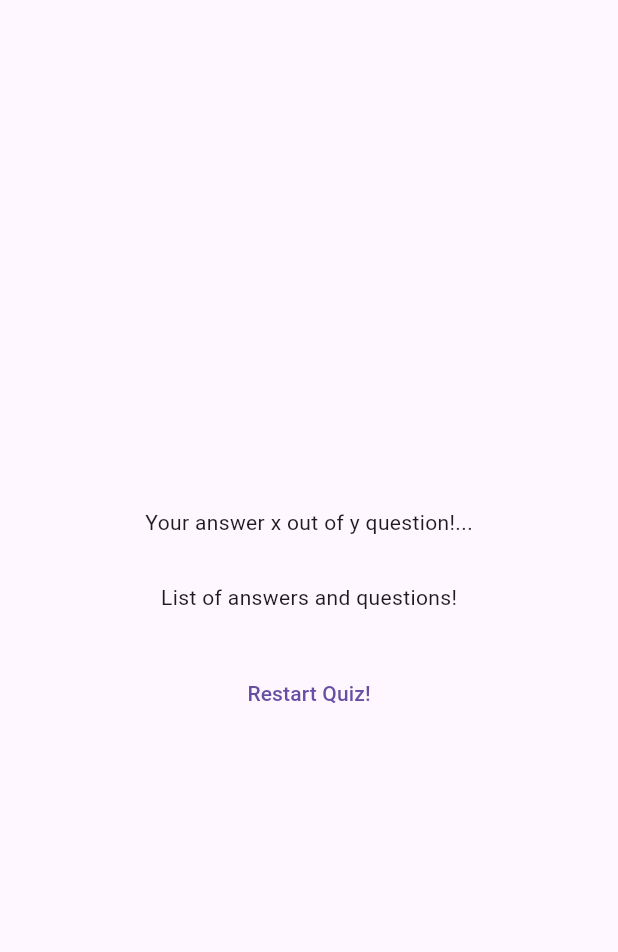
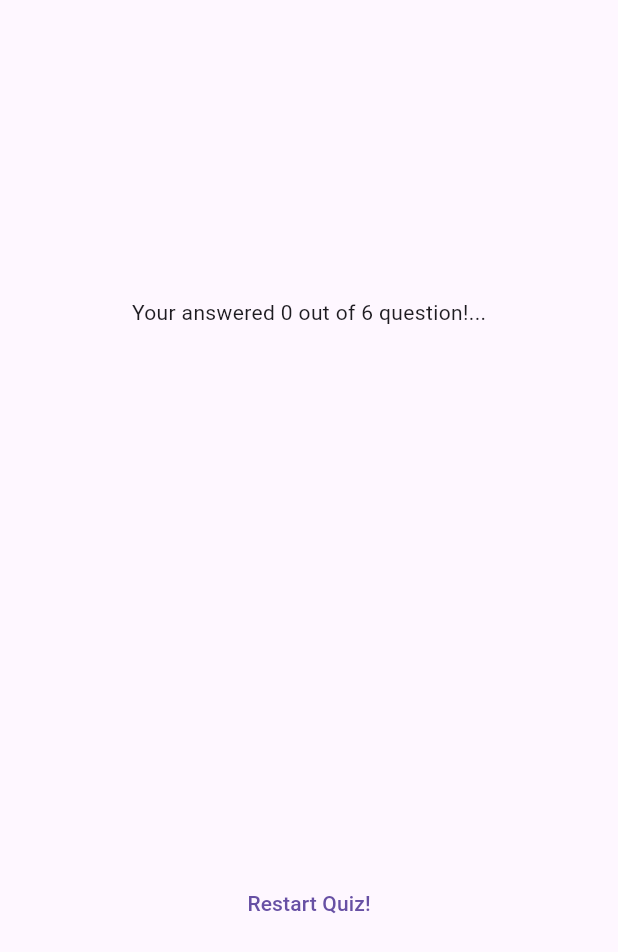
Before and after one commit to ogoigbe12/quiz_app, a Flutter app: the ResultsScreen widget shown alone on an empty page, opened directly with empty values, on a phone screen of 412 x 824 dp. Shown: the top 952 px of the screen. Run offline on Flutter 3.47's test engine with Material 3 defaults, Android fonts, the phone set to English and light mode, and no system bars; our stand-ins replace google_fonts.

Commit message:
added scrolling to result view

```diff
--- a/lib/questions_summary.dart
+++ b/lib/questions_summary.dart
@@ -1,4 +1,5 @@
 import 'package:flutter/material.dart';
+import 'package:flutter/widgets.dart';
 
 class QuestionsSummary extends StatelessWidget {
   const QuestionsSummary(this.summaryData, {super.key});
@@ -7,16 +8,33 @@ class QuestionsSummary extends StatelessWidget {
 
   @override
   Widget build(BuildContext context) {
-    return Column(
+    return SizedBox(
+      height: 300,
+      child: SingleChildScrollView(
+        child: Column(
           children: summaryData.map(
             (data) {
               return Row(
                 children: [
-              Text(((data['question-index'] as int) +1).toString())
+                  Text(((data['question-index'] as int) + 1).toString()),
+                  Expanded(
+                    child: Column(
+                      children: [
+                        Text(data['question'] as String),
+                        const SizedBox(
+                          height: 5,
+                        ),
+                        Text(data['user-answer'] as String),
+                        Text(data['correct-answer'] as String)
+                      ],
+                    ),
+                  )
                 ],
               );
             },
           ).toList(),
+        ),
+      ),
     );
   }
 }
--- a/lib/quiz.dart
+++ b/lib/quiz.dart
@@ -27,7 +27,7 @@ class _QuizState extends State<Quiz> {
 
     if (selectedAnswer.length == questions.length) {
       setState(() {
-        selectedAnswer = [];
+        // selectedAnswer = [];
         activeScreen = 'results-screen';
       });
     }
--- a/lib/results_screen.dart
+++ b/lib/results_screen.dart
@@ -1,5 +1,7 @@
+import 'package:flutter/foundation.dart';
 import 'package:flutter/material.dart';
 import 'package:quiz_app/data/questions.dart';
+import 'package:quiz_app/questions_summary.dart';
 
 class ResultsScreen extends StatelessWidget {
   const ResultsScreen({super.key, required this.chosenAnswers});
@@ -13,7 +15,7 @@ class ResultsScreen extends StatelessWidget {
       summary.add({
         'question-index': i,
         'question': questions[i].text,
-        'correct-answer':questions[i].answer[0],
+        'correct-answer': questions[i].answer[0],
         'user-answer': chosenAnswers[i]
       });
     }
@@ -22,6 +24,14 @@ class ResultsScreen extends StatelessWidget {
 
   @override
   Widget build(BuildContext context) {
+    final summaryData = getSummaryData();
+    final numTotalQuestions = questions.length;
+    final numCorrectQuestions = summaryData.where(
+      (data) {
+        return data['user-answer'] == data['correct-answer'];
+      },
+    ).length;
+
     return SizedBox(
       width: double.infinity,
       child: Container(
@@ -29,11 +39,13 @@ class ResultsScreen extends StatelessWidget {
         child: Column(
           mainAxisAlignment: MainAxisAlignment.center,
           children: [
-            const Text('Your answer x out of y question!...'),
+            Text(
+              'Your answered $numCorrectQuestions out of $numTotalQuestions question!...',
+            ),
             const SizedBox(
               height: 30,
             ),
-            const Text('List of answers and questions!'),
+            QuestionsSummary(summaryData),
             const SizedBox(
               height: 30,
             ),
```
Lines whose indentation alone changed are shown as unchanged.
